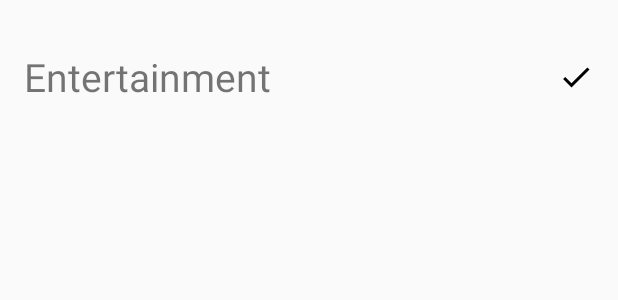
After one commit to aleksandr-usov/TriviaGame, an Android app: the layout list_item_element.xml on its own in the app's theme, with its tools: preview values and no code run, on a phone screen of 412 x 824 dp. The commit adds this screen. Shown: the top 300 px of the screen. Run offline under Robolectric (Android 15) with nearby library versions, the phone set to English and light mode, and no system bars; network calls fail.

Commit message:
11.03.2020

```diff
--- a/app/src/main/java/com/example/triviagame/api/TriviaCategoryApiEntity.kt
+++ /dev/null
@@ -1,6 +0,0 @@
-package com.example.triviagame.api
-
-data class TriviaCategoryApiEntity(
-    val id: Int,
-    val name: String
-)
--- a/app/src/main/java/com/example/triviagame/api/CategoryApiEntity.kt
+++ b/app/src/main/java/com/example/triviagame/data/remote/CategoryApiEntity.kt
@@ -1,4 +1,4 @@
-package com.example.triviagame.api
+package com.example.triviagame.data.remote
 
 import com.google.gson.annotations.SerializedName
 
--- a/app/src/main/java/com/example/triviagame/api/ResultApiEntity.kt
+++ b/app/src/main/java/com/example/triviagame/data/remote/ResultApiEntity.kt
@@ -1,4 +1,4 @@
-package com.example.triviagame.api
+package com.example.triviagame.data.remote
 
 import com.google.gson.annotations.SerializedName
 
--- a/app/src/main/java/com/example/triviagame/api/TriviaApiEntity.kt
+++ b/app/src/main/java/com/example/triviagame/data/remote/TriviaApiEntity.kt
@@ -1,4 +1,4 @@
-package com.example.triviagame.api
+package com.example.triviagame.data.remote
 
 import com.google.gson.annotations.SerializedName
 
--- a/app/src/main/java/com/example/triviagame/ui/QuestionFragment.kt
+++ b/app/src/main/java/com/example/triviagame/ui/fragments/QuestionFragment.kt
@@ -1,4 +1,4 @@
-package com.example.triviagame.ui
+package com.example.triviagame.ui.fragments
 
 import android.os.Bundle
 import android.view.LayoutInflater
@@ -10,6 +10,7 @@ import androidx.fragment.app.Fragment
 import androidx.lifecycle.Observer
 import androidx.lifecycle.ViewModelProviders
 import com.example.triviagame.R
+import com.example.triviagame.ui.viewmodel.SharedViewModel
 import kotlinx.android.synthetic.main.fragment_question.*
 
 class QuestionFragment : Fragment() {
--- a/app/src/main/java/com/example/triviagame/ui/ResultFragment.kt
+++ b/app/src/main/java/com/example/triviagame/ui/fragments/ResultFragment.kt
@@ -1,4 +1,4 @@
-package com.example.triviagame.ui
+package com.example.triviagame.ui.fragments
 
 import android.os.Bundle
 import android.view.LayoutInflater
@@ -8,6 +8,7 @@ import androidx.fragment.app.Fragment
 import androidx.lifecycle.Observer
 import androidx.lifecycle.ViewModelProviders
 import com.example.triviagame.R
+import com.example.triviagame.ui.viewmodel.SharedViewModel
 import kotlinx.android.synthetic.main.fragment_result.*
 
 class ResultFragment : Fragment() {
--- a/app/src/main/java/com/example/triviagame/ui/StartFragment.kt
+++ b/app/src/main/java/com/example/triviagame/ui/fragments/StartFragment.kt
@@ -1,4 +1,4 @@
-package com.example.triviagame.ui
+package com.example.triviagame.ui.fragments
 
 import android.os.Bundle
 import android.view.LayoutInflater
@@ -9,6 +9,7 @@ import androidx.fragment.app.Fragment
 import androidx.lifecycle.Observer
 import androidx.lifecycle.ViewModelProviders
 import com.example.triviagame.R
+import com.example.triviagame.ui.viewmodel.SharedViewModel
 import kotlinx.android.synthetic.main.fragment_start.*
 
 class StartFragment : Fragment() {
--- /dev/null
+++ b/app/src/main/res/layout/list_item_element.xml
@@ -0,0 +1,35 @@
+<?xml version="1.0" encoding="utf-8"?>
+<androidx.constraintlayout.widget.ConstraintLayout xmlns:android="http://schemas.android.com/apk/res/android"
+    xmlns:app="http://schemas.android.com/apk/res-auto"
+    xmlns:tools="http://schemas.android.com/tools"
+    android:layout_width="match_parent"
+    android:layout_height="102dp">
+
+    <TextView
+        android:id="@+id/tv_list_item"
+        android:layout_width="0dp"
+        android:layout_height="wrap_content"
+        android:ellipsize="end"
+        app:layout_constraintBottom_toBottomOf="parent"
+        android:padding="16dp"
+
+        android:textSize="26sp"
+        android:maxLines="2"
+        app:layout_constraintEnd_toStartOf="@id/iv_is_selected"
+        app:layout_constraintStart_toStartOf="parent"
+        app:layout_constraintTop_toTopOf="parent"
+        tools:text="Entertainment" />
+
+    <ImageView
+        android:id="@+id/iv_is_selected"
+        android:layout_width="24dp"
+        android:layout_height="24dp"
+        android:layout_marginEnd="16dp"
+        android:visibility="gone"
+        app:layout_constraintBottom_toBottomOf="parent"
+        app:layout_constraintEnd_toEndOf="parent"
+        app:layout_constraintTop_toTopOf="parent"
+        app:srcCompat="@drawable/ic_check_black"
+        tools:visibility="visible" />
+
+</androidx.constraintlayout.widget.ConstraintLayout>
```
Also changed, not shown: app/src/main/java/com/example/triviagame/data/remote/TriviaCategoryApiEntity.kt (added, +10 -0 lines), app/src/main/java/com/example/triviagame/data/repository/TriviaRepository.kt (added, +44 -0 lines), app/src/main/java/com/example/triviagame/remotedata/CategoryService.kt (deleted, +0 -15 lines), app/src/main/java/com/example/triviagame/remotedata/TriviaService.kt (+12 -3 lines), app/src/main/java/com/example/triviagame/ui/MainActivity.kt (+7 -2 lines), app/src/main/java/com/example/triviagame/ui/adapter/ToChooseAdapter.kt (added, +57 -0 lines), app/src/main/java/com/example/triviagame/ui/fragments/ToChooseFragment.kt (added, +63 -0 lines), app/src/main/java/com/example/triviagame/ui/viewmodel/SharedViewModel.kt (renamed from app/src/main/java/com/example/triviagame/ui/SharedViewModel.kt, +59 -88 lines), app/src/main/res/layout/fragment_to_choose.xml (added, +12 -0 lines).
